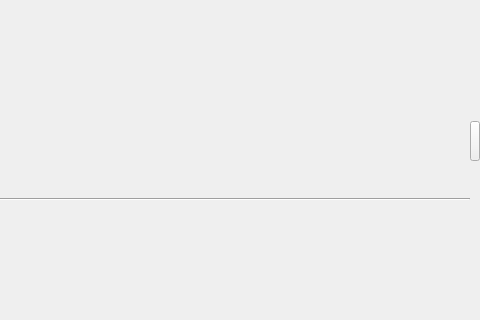
This is qatime-studio/UIAuxiliaryPanel.ui in chuanjiabao1981/qatime-win as Qt 5 draws it before an edit; both pictures show x 385 to 865 and y 252 to 572 of the 865 by 787 pixel window. The edited form follows.
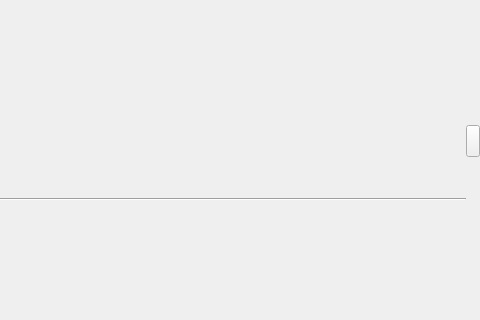
This is the edited form. Icons and pictures are not drawn.

What changed in the file:
```diff
--- a/qatime-studio/UIAuxiliaryPanel.ui
+++ b/qatime-studio/UIAuxiliaryPanel.ui
@@ -155,16 +155,22 @@
        </property>
        <item>
         <widget class="QPushButton" name="drawBack_pushBtn">
+         <property name="sizePolicy">
+          <sizepolicy hsizetype="Maximum" vsizetype="Maximum">
+           <horstretch>0</horstretch>
+           <verstretch>0</verstretch>
+          </sizepolicy>
+         </property>
          <property name="minimumSize">
           <size>
-           <width>10</width>
-           <height>40</height>
+           <width>14</width>
+           <height>32</height>
           </size>
          </property>
          <property name="maximumSize">
           <size>
-           <width>10</width>
-           <height>40</height>
+           <width>14</width>
+           <height>32</height>
           </size>
          </property>
          <property name="cursor">
```
